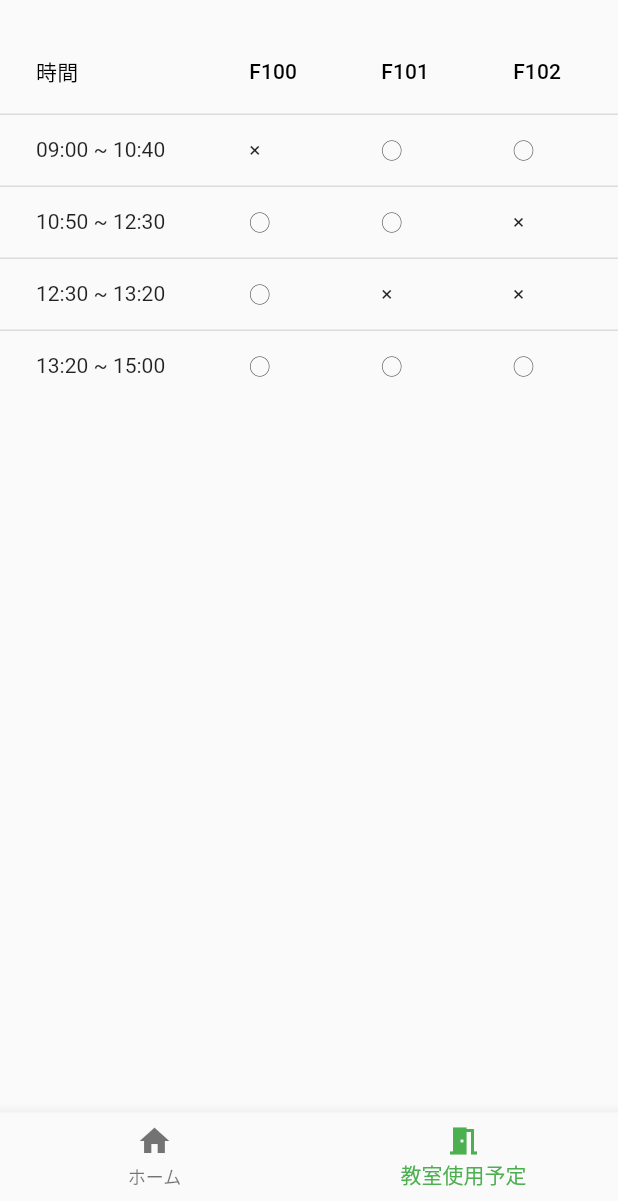
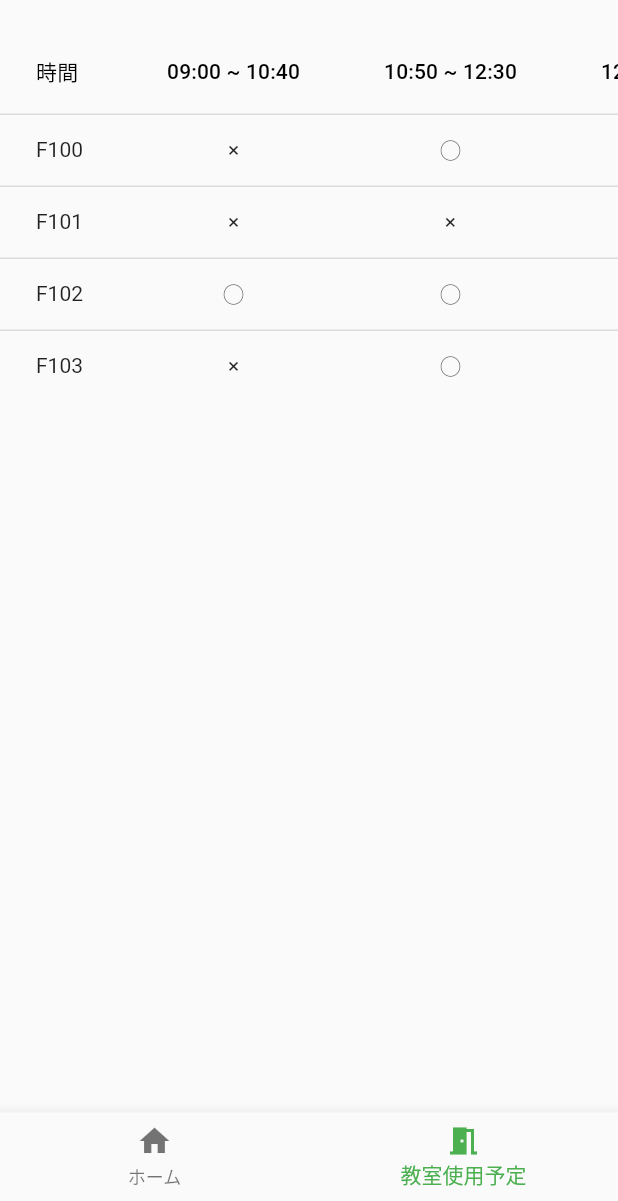
Before and after one commit to v-code-team-pioneer-inc/ccrs-mobile, a Flutter app: the screen it shows after launch, item 2 of the bottom bar chosen, on a phone screen of 412 x 824 dp, the part 35-1236 px from its top. Run offline on Flutter 3.47's test engine with Material 2 defaults, Android fonts, the phone set to English and light mode, and no system bars.

Commit message:
[MODIFY]縦軸と横軸修正

```diff
--- a/lib/screen/rooms_screen.dart
+++ b/lib/screen/rooms_screen.dart
@@ -28,53 +28,56 @@ class RoomsScreen extends StatelessWidget {
                   label: Text('時間'),
                 ),
                 DataColumn(
-                  label: Text('F100'),
+                  label: Text('09:00 ~ 10:40'),
                 ),
                 DataColumn(
-                  label: Text('F101'),
+                  label: Text('10:50 ~ 12:30'),
                 ),
                 DataColumn(
-                  label: Text('F102'),
+                  label: Text('12:30 ~ 13:20'),
                 ),
                 DataColumn(
-                  label: Text('F103'),
+                  label: Text(
+                    '13:20 ~ 15:00',
+                    textAlign: TextAlign.center,
+                  ),
                 ),
               ],
               rows: const [
                 DataRow(
                   cells: [
-                    DataCell(Text('09:00 ~ 10:40')),
-                    DataCell(Text('×')),
-                    DataCell(Text('◯')),
-                    DataCell(Text('◯')),
-                    DataCell(Text('◯')),
+                    DataCell(Text('F100')),
+                    DataCell(Center(child: Text('×'))),
+                    DataCell(Center(child: Text('◯'))),
+                    DataCell(Center(child: Text('×'))),
+                    DataCell(Center(child: Text('◯'))),
                   ],
                 ),
                 DataRow(
                   cells: [
-                    DataCell(Text('10:50 ~ 12:30')),
-                    DataCell(Text('◯')),
-                    DataCell(Text('◯')),
-                    DataCell(Text('×')),
-                    DataCell(Text('◯')),
+                    DataCell(Text('F101')),
+                    DataCell(Center(child: Text('×'))),
+                    DataCell(Center(child: Text('×'))),
+                    DataCell(Center(child: Text('×'))),
+                    DataCell(Center(child: Text('◯'))),
                   ],
                 ),
                 DataRow(
                   cells: [
-                    DataCell(Text('12:30 ~ 13:20')),
-                    DataCell(Text('◯')),
-                    DataCell(Text('×')),
-                    DataCell(Text('×')),
-                    DataCell(Text('×')),
+                    DataCell(Text('F102')),
+                    DataCell(Center(child: Text('◯'))),
+                    DataCell(Center(child: Text('◯'))),
+                    DataCell(Center(child: Text('◯'))),
+                    DataCell(Center(child: Text('◯'))),
                   ],
                 ),
                 DataRow(
                   cells: [
-                    DataCell(Text('13:20 ~ 15:00')),
-                    DataCell(Text('◯')),
-                    DataCell(Text('◯')),
-                    DataCell(Text('◯')),
-                    DataCell(Text('×')),
+                    DataCell(Text('F103')),
+                    DataCell(Center(child: Text('×'))),
+                    DataCell(Center(child: Text('◯'))),
+                    DataCell(Center(child: Text('◯'))),
+                    DataCell(Center(child: Text('◯'))),
                   ],
                 ),
               ],
@@ -82,7 +85,6 @@ class RoomsScreen extends StatelessWidget {
           ),
         ],
       ),
-      )
-    );
+    ));
   }
 }
```
Lines whose indentation alone changed are shown as unchanged.
